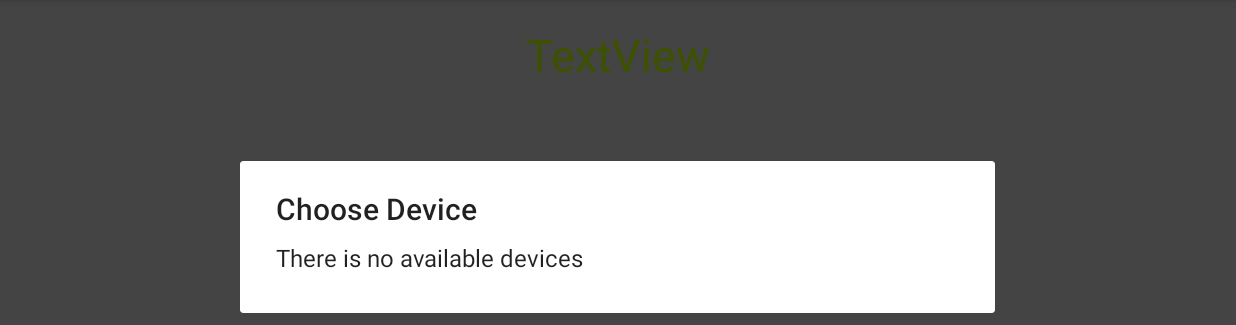
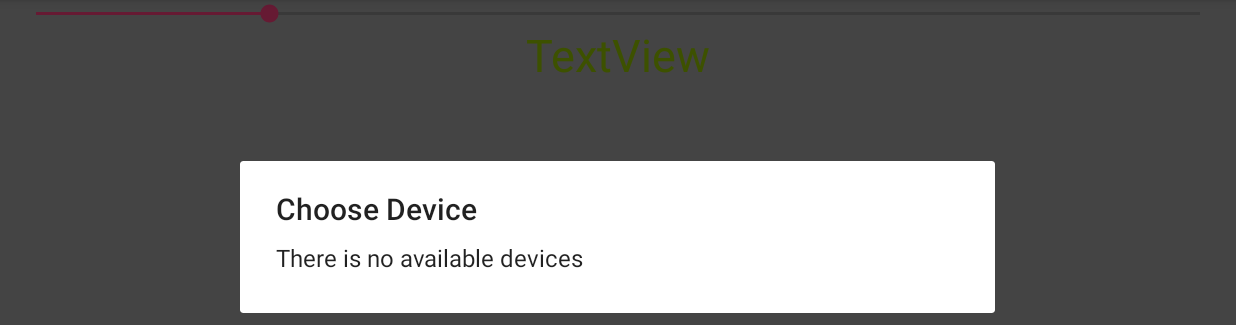
Before and after one commit to ktsiounis/MobileController, an Android app: the screen it shows after launch (MainActivity), after a tap on "CONNECT", on a phone screen of 824 x 412 dp (held sideways), the part 72-397 px from its top. Run offline under Robolectric (Android 15) with nearby library versions, the phone set to English and light mode, and no system bars.

Commit message:
Added a seekbar

```diff
--- a/app/src/main/java/com/example/konstantinos/mobilecontroller/MainActivity.java
+++ b/app/src/main/java/com/example/konstantinos/mobilecontroller/MainActivity.java
@@ -18,6 +18,8 @@ import android.view.MenuItem;
 import android.widget.ArrayAdapter;
 import android.widget.Button;
 import android.widget.ListView;
+import android.widget.SeekBar;
+import android.widget.TextView;
 import android.widget.Toast;
 
 import java.io.IOException;
@@ -38,6 +40,9 @@ public class MainActivity extends AppCompatActivity {
     static final UUID myUUID = UUID.fromString("00001101-0000-1000-8000-00805F9B34FB");
     private static ArrayAdapter mArrayAdapter;
     private static ArrayList list = new ArrayList();
+    private SeekBar seekBar;
+    private TextView textView;
+    private int speed;
 
 
     @Override
@@ -47,6 +52,26 @@ public class MainActivity extends AppCompatActivity {
         Toolbar toolbar = (Toolbar) findViewById(R.id.toolbar);
         setSupportActionBar(toolbar);
         mBluetooth = BluetoothAdapter.getDefaultAdapter();
+        seekBar = (SeekBar) findViewById(R.id.seekBar);
+        textView = (TextView) findViewById(R.id.textView);
+
+        seekBar.setOnSeekBarChangeListener(new SeekBar.OnSeekBarChangeListener() {
+            @Override
+            public void onProgressChanged(SeekBar seekBar, int progress, boolean fromUser) {
+                speed = progress;
+            }
+
+            @Override
+            public void onStartTrackingTouch(SeekBar seekBar) {
+
+            }
+
+            @Override
+            public void onStopTrackingTouch(SeekBar seekBar) {
+
+            }
+        });
+
 
 
         if(mBluetooth == null){
--- a/app/src/main/res/layout/content_main.xml
+++ b/app/src/main/res/layout/content_main.xml
@@ -26,4 +26,18 @@
         android:layout_marginTop="16dp"
         app:layout_constraintTop_toTopOf="parent"
         android:textColor="@android:color/holo_green_light" />
+
+    <SeekBar
+        android:id="@+id/seekBar"
+        android:layout_width="0dp"
+        android:layout_height="wrap_content"
+        android:layout_marginLeft="8dp"
+        android:layout_marginRight="8dp"
+        android:max="100"
+        android:progress="20"
+        android:visibility="visible"
+        app:layout_constraintHorizontal_bias="1.0"
+        app:layout_constraintLeft_toLeftOf="parent"
+        app:layout_constraintRight_toRightOf="parent"
+        tools:layout_editor_absoluteY="112dp" />
 </android.support.constraint.ConstraintLayout>
--- a/build.gradle
+++ b/build.gradle
@@ -5,7 +5,7 @@ buildscript {
         jcenter()
     }
     dependencies {
-        classpath 'com.android.tools.build:gradle:2.2.3'
+        classpath 'com.android.tools.build:gradle:2.3.0'
 
         // NOTE: Do not place your application dependencies here; they belong
         // in the individual module build.gradle files
```
Also changed, not shown: gradle/wrapper/gradle-wrapper.properties.
